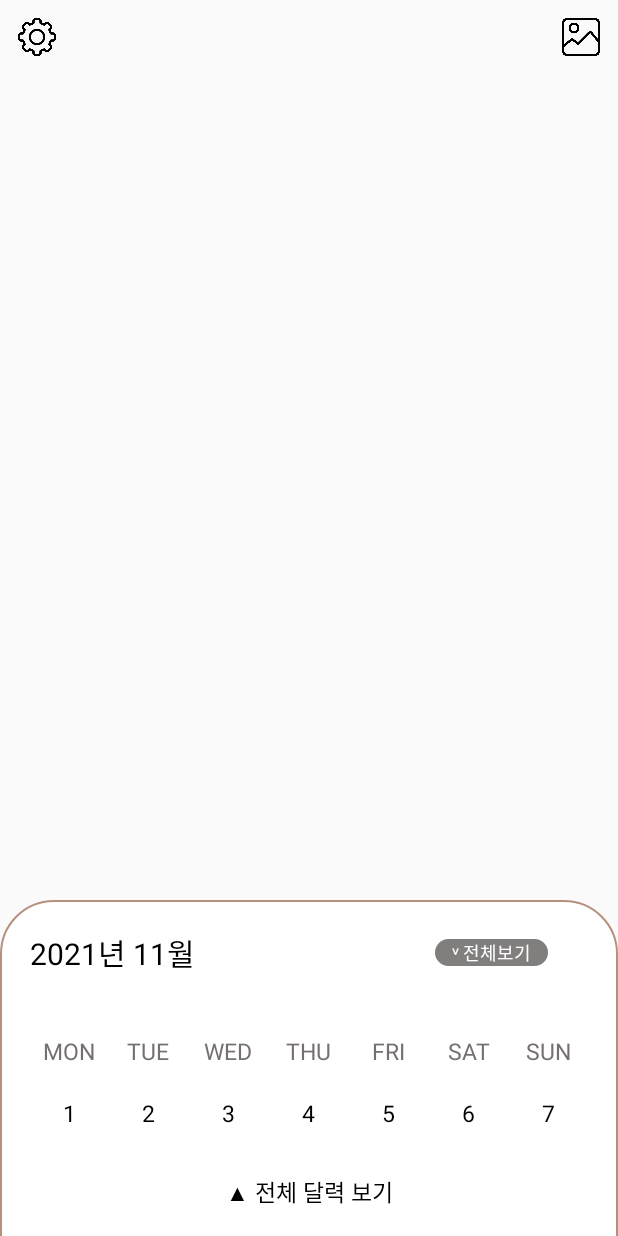
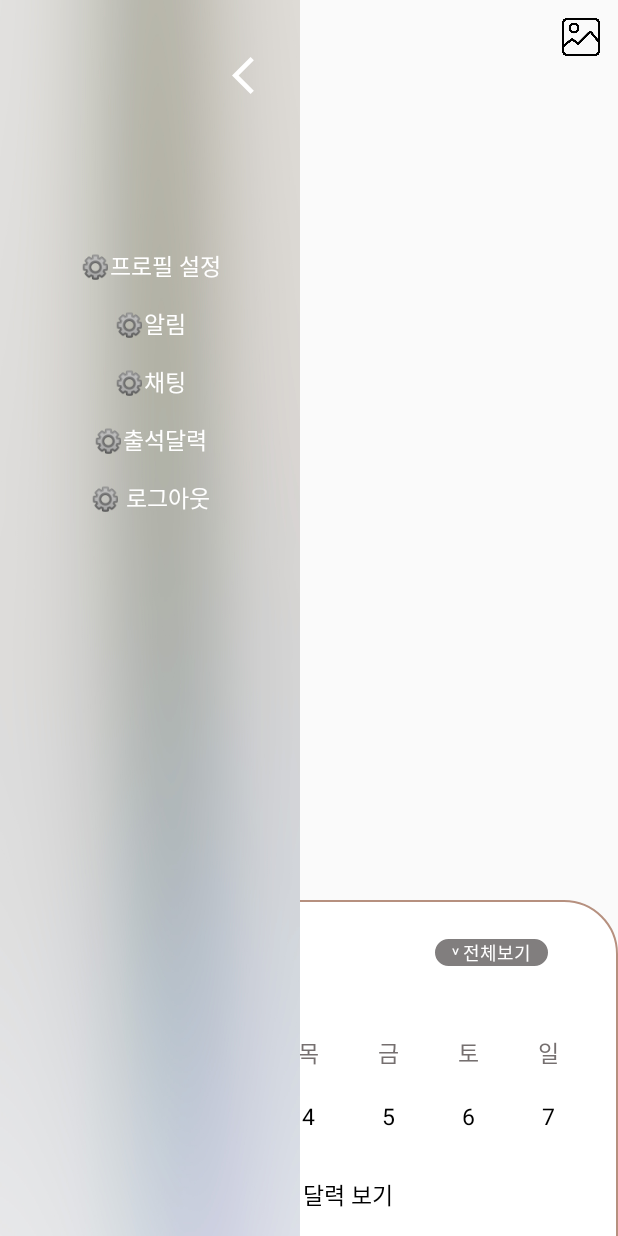
Before and after one commit to silver0-stack/DoranDoran, an Android app: the screen it shows after launch (MainActivity), on a phone screen of 412 x 824 dp. Run offline under Robolectric (Android 15) with nearby library versions, the phone set to English and light mode, and no system bars.

Commit message:
요일 한글로 대체

```diff
--- a/app/src/main/res/layout/activity_main.xml
+++ b/app/src/main/res/layout/activity_main.xml
@@ -77,7 +77,7 @@
                 android:layout_width="0dp"
                 android:layout_height="wrap_content"
                 android:layout_weight="1"
-                android:text="MON"
+                android:text="월"
                 android:textAlignment="center"
                 android:textColor="#756F6F"
                 android:textSize="15sp" />
@@ -86,7 +86,7 @@
                 android:layout_width="0dp"
                 android:layout_height="wrap_content"
                 android:layout_weight="1"
-                android:text="TUE"
+                android:text="화"
                 android:textAlignment="center"
                 android:textColor="#756F6F"
                 android:textSize="15sp" />
@@ -95,7 +95,7 @@
                 android:layout_width="0dp"
                 android:layout_height="wrap_content"
                 android:layout_weight="1"
-                android:text="WED"
+                android:text="수"
                 android:textAlignment="center"
                 android:textColor="#756F6F"
                 android:textSize="15sp" />
@@ -104,7 +104,7 @@
                 android:layout_width="0dp"
                 android:layout_height="wrap_content"
                 android:layout_weight="1"
-                android:text="THU"
+                android:text="목"
                 android:textAlignment="center"
                 android:textColor="#756F6F"
                 android:textSize="15sp" />
@@ -113,7 +113,7 @@
                 android:layout_width="0dp"
                 android:layout_height="wrap_content"
                 android:layout_weight="1"
-                android:text="FRI"
+                android:text="금"
                 android:textAlignment="center"
                 android:textColor="#756F6F"
                 android:textSize="15sp" />
@@ -122,7 +122,7 @@
                 android:layout_width="0dp"
                 android:layout_height="wrap_content"
                 android:layout_weight="1"
-                android:text="SAT"
+                android:text="토"
                 android:textAlignment="center"
                 android:textColor="#756F6F"
                 android:textSize="15sp" />
@@ -131,7 +131,7 @@
                 android:layout_width="0dp"
                 android:layout_height="wrap_content"
                 android:layout_weight="1"
-                android:text="SUN"
+                android:text="일"
                 android:textAlignment="center"
                 android:textColor="#756F6F"
                 android:textSize="15sp" />
@@ -226,15 +226,16 @@
         android:layout_width="200dp"
         android:layout_height="match_parent"
         android:background="@drawable/blur"
-        android:visibility="gone"
+        android:visibility="visible"
         android:orientation="vertical"
-        android:padding="25dp">
+        android:padding="15sp">
 
         <ImageView
             android:id="@+id/backMenu"
             android:layout_width="30dp"
             android:layout_height="30dp"
             android:src="@drawable/ic_baseline_arrow_back_ios_24"
+            android:layout_marginTop="20dp"
             android:layout_gravity="right"
             android:onClick="backMenu"/>
 
```
